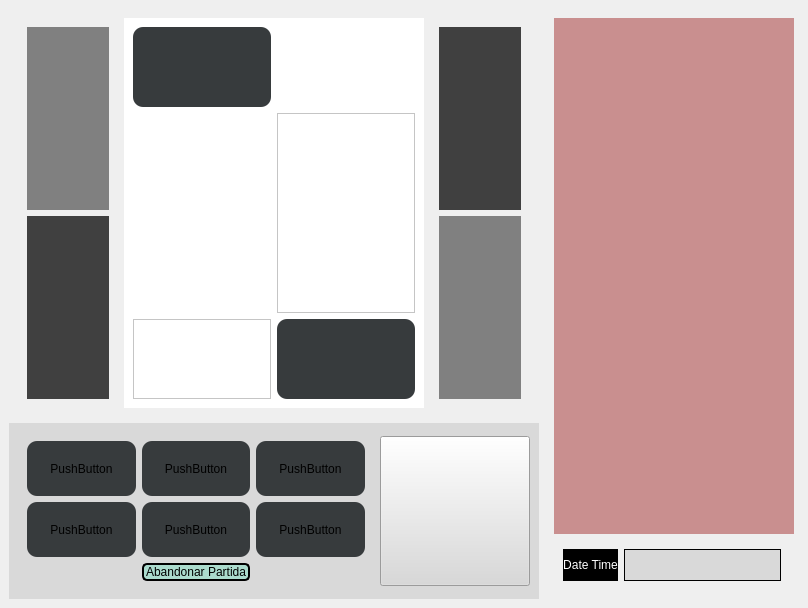
This is Pràctica 2/pantallas ui/pantalla_cambiar_pokemon.ui in Joel-Malonda-2209/Proyecto_Pokemon as Qt 5 draws it before an edit. The edited form follows.
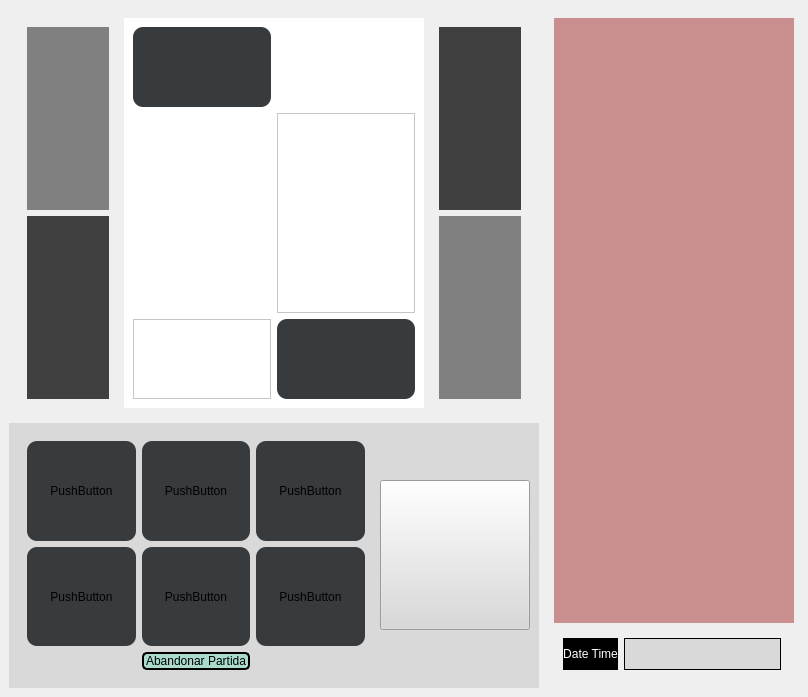
This is the edited form. Icons and pictures are not drawn.

```diff
--- a/Pràctica 2/pantallas ui/pantalla_cambiar_pokemon.ui
+++ b/Pràctica 2/pantallas ui/pantalla_cambiar_pokemon.ui
@@ -7,7 +7,7 @@
     <x>0</x>
     <y>0</y>
     <width>808</width>
-    <height>608</height>
+    <height>697</height>
    </rect>
   </property>
   <property name="sizePolicy">
```
